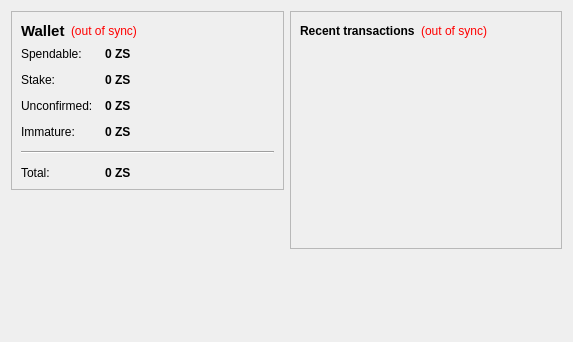
This is src/qt/forms/overviewpage.ui in CryptoGir/Zimstake as Qt 5 draws it before an edit. The edited form follows.
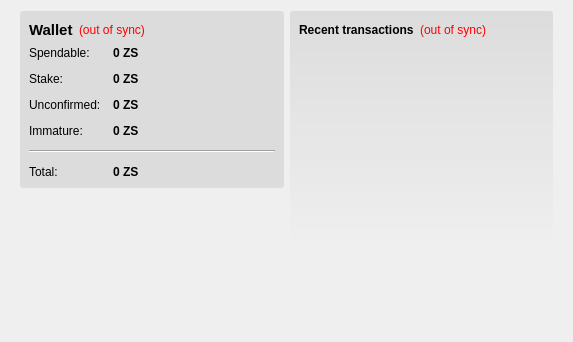
This is the edited form. Icons and pictures are not drawn.

```diff
--- a/src/qt/forms/overviewpage.ui
+++ b/src/qt/forms/overviewpage.ui
@@ -21,11 +21,8 @@
     <layout class="QVBoxLayout" name="verticalLayout_2">
      <item>
       <widget class="QFrame" name="frame">
-       <property name="frameShape">
-        <enum>QFrame::StyledPanel</enum>
-       </property>
-       <property name="frameShadow">
-        <enum>QFrame::Raised</enum>
+                  <property name="styleSheet">
+            <string notr="true">#frame { background-color:rgba(0,0,0,20);border-radius:3px;border-color:#FBBCFF;border-width:2px;margin-left:9px; }</string>
        </property>
        <layout class="QVBoxLayout" name="verticalLayout_4">
         <item>
@@ -259,6 +256,15 @@
     <layout class="QVBoxLayout" name="verticalLayout_3">
      <item>
       <widget class="QFrame" name="frame_2">
+	             <property name="sizePolicy">
+            <sizepolicy hsizetype="Preferred" vsizetype="Expanding">
+             <horstretch>0</horstretch>
+             <verstretch>0</verstretch>
+            </sizepolicy>
+           </property>
+<property name="styleSheet">
+            <string notr="true">#frame_2 { background-color: qlineargradient(spread:pad, x1:0, y1:0, x2:0, y2:1, stop:0 rgba(0,0,0,20), stop:1.0 rgba(0,0,0,0));border-radius:3px;border-width:2px;border-color:#FBBCFF;margin-right:9px; }</string>
+           </property>
        <property name="frameShape">
         <enum>QFrame::StyledPanel</enum>
        </property>
```
Lines whose indentation alone changed are shown as unchanged.
